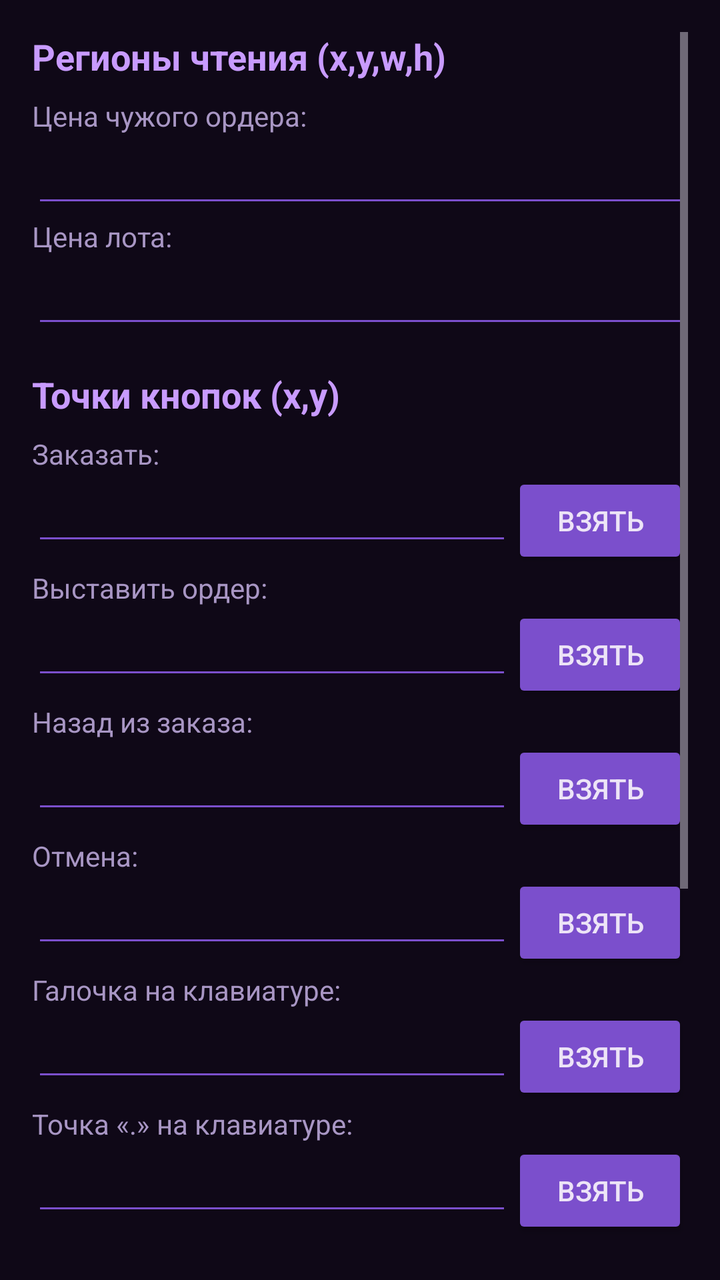
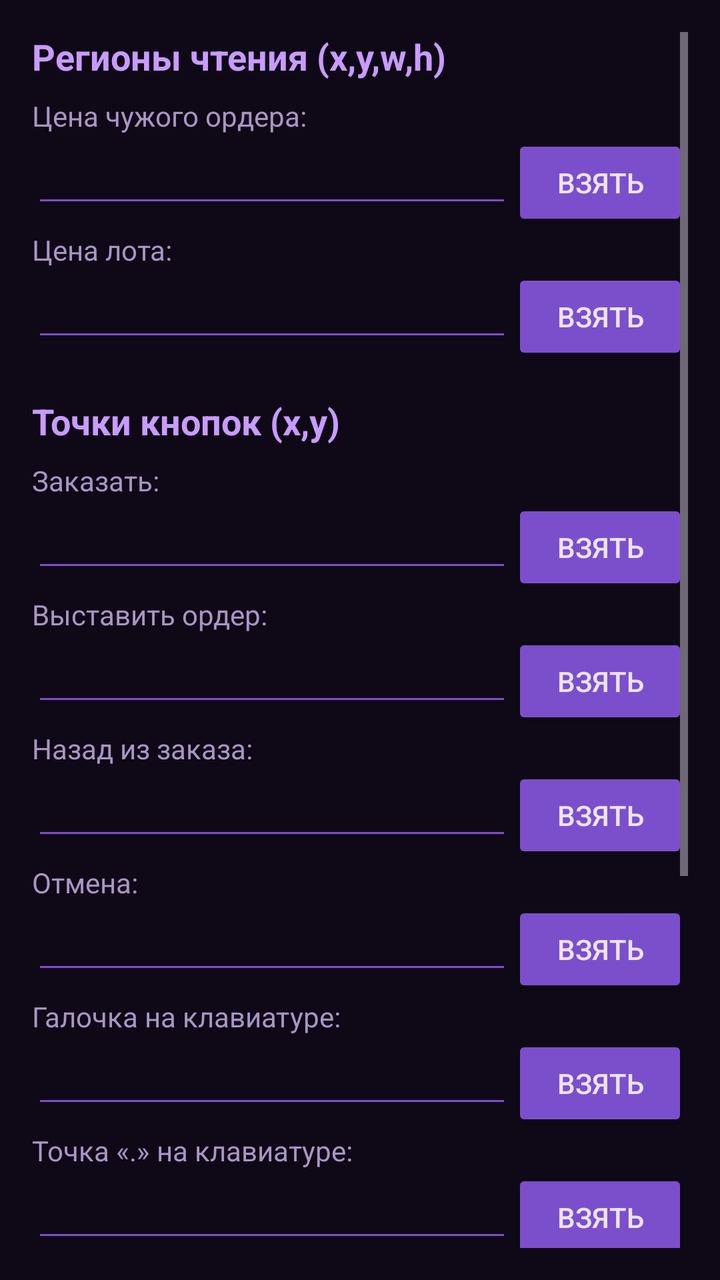

Before-and-after screenshots of an Android layout around one commit, followed by the original layout XML and the change that was made.
<!-- AndroidManifest.xml: application theme Theme.ScriptucSniper -->
<!-- res/layout/activity_settings.xml -->
<?xml version="1.0" encoding="utf-8"?>
<ScrollView xmlns:android="http://schemas.android.com/apk/res/android"
    android:layout_width="match_parent"
    android:layout_height="match_parent"
    android:padding="16dp"
    android:background="@color/bg_deep">

    <LinearLayout
        android:layout_width="match_parent"
        android:layout_height="wrap_content"
        android:orientation="vertical">

        <TextView android:text="Регионы чтения (x,y,w,h)"
            android:textStyle="bold" android:textSize="18sp"
            android:textColor="@color/purple_bright"
            android:layout_marginBottom="8dp"
            android:layout_width="wrap_content" android:layout_height="wrap_content"/>

        <TextView android:text="Цена чужого ордера:" android:textColor="@color/text_secondary"
            android:layout_width="wrap_content" android:layout_height="wrap_content"/>
        <EditText android:id="@+id/etZapros"
            android:textColor="@color/text_primary" android:backgroundTint="@color/purple_dim"
            android:inputType="text"
            android:layout_width="match_parent" android:layout_height="wrap_content"/>

        <TextView android:text="Цена лота:" android:textColor="@color/text_secondary"
            android:layout_width="wrap_content" android:layout_height="wrap_content"/>
        <EditText android:id="@+id/etLot"
            android:textColor="@color/text_primary" android:backgroundTint="@color/purple_dim"
            android:inputType="text"
            android:layout_width="match_parent" android:layout_height="wrap_content"/>

        <TextView android:text="Точки кнопок (x,y)"
            android:textStyle="bold" android:textSize="18sp"
            android:textColor="@color/purple_bright"
            android:layout_marginTop="16dp" android:layout_marginBottom="8dp"
            android:layout_width="wrap_content" android:layout_height="wrap_content"/>

        <TextView android:text="Заказать:" android:textColor="@color/text_secondary"
            android:layout_width="wrap_content" android:layout_height="wrap_content"/>
        <LinearLayout android:orientation="horizontal" android:layout_width="match_parent" android:layout_height="wrap_content">
            <EditText android:id="@+id/etBtnZakaz"
                android:textColor="@color/text_primary" android:backgroundTint="@color/purple_dim"
                android:layout_width="0dp" android:layout_weight="1" android:layout_height="wrap_content"/>
            <Button android:id="@+id/btnPickBtnZakaz" android:text="взять"
                android:backgroundTint="@color/purple_dim" android:textColor="@color/text_primary"
                android:layout_width="wrap_content" android:layout_height="wrap_content"/>
        </LinearLayout>

        <TextView android:text="Выставить ордер:" android:textColor="@color/text_secondary"
            android:layout_width="wrap_content" android:layout_height="wrap_content"/>
        <LinearLayout android:orientation="horizontal" android:layout_width="match_parent" android:layout_height="wrap_content">
            <EditText android:id="@+id/etBtnVtoroy"
                android:textColor="@color/text_primary" android:backgroundTint="@color/purple_dim"
                android:layout_width="0dp" android:layout_weight="1" android:layout_height="wrap_content"/>
            <Button android:id="@+id/btnPickBtnVtoroy" android:text="взять"
                android:backgroundTint="@color/purple_dim" android:textColor="@color/text_primary"
                android:layout_width="wrap_content" android:layout_height="wrap_content"/>
        </LinearLayout>

        <TextView android:text="Назад из заказа:" android:textColor="@color/text_secondary"
            android:layout_width="wrap_content" android:layout_height="wrap_content"/>
        <LinearLayout android:orientation="horizontal" android:layout_width="match_parent" android:layout_height="wrap_content">
            <EditText android:id="@+id/etBtnNazad"
                android:textColor="@color/text_primary" android:backgroundTint="@color/purple_dim"
                android:layout_width="0dp" android:layout_weight="1" android:layout_height="wrap_content"/>
            <Button android:id="@+id/btnPickBtnNazad" android:text="взять"
                android:backgroundTint="@color/purple_dim" android:textColor="@color/text_primary"
                android:layout_width="wrap_content" android:layout_height="wrap_content"/>
        </LinearLayout>

        <TextView android:text="Отмена:" android:textColor="@color/text_secondary"
            android:layout_width="wrap_content" android:layout_height="wrap_content"/>
        <LinearLayout android:orientation="horizontal" android:layout_width="match_parent" android:layout_height="wrap_content">
            <EditText android:id="@+id/etBtnOtmena"
                android:textColor="@color/text_primary" android:backgroundTint="@color/purple_dim"
                android:layout_width="0dp" android:layout_weight="1" android:layout_height="wrap_content"/>
            <Button android:id="@+id/btnPickBtnOtmena" android:text="взять"
                android:backgroundTint="@color/purple_dim" android:textColor="@color/text_primary"
                android:layout_width="wrap_content" android:layout_height="wrap_content"/>
        </LinearLayout>

        <TextView android:text="Галочка на клавиатуре:" android:textColor="@color/text_secondary"
            android:layout_width="wrap_content" android:layout_height="wrap_content"/>
        <LinearLayout android:orientation="horizontal" android:layout_width="match_parent" android:layout_height="wrap_content">
            <EditText android:id="@+id/etBtnGalochka"
                android:textColor="@color/text_primary" android:backgroundTint="@color/purple_dim"
                android:layout_width="0dp" android:layout_weight="1" android:layout_height="wrap_content"/>
            <Button android:id="@+id/btnPickBtnGalochka" android:text="взять"
                android:backgroundTint="@color/purple_dim" android:textColor="@color/text_primary"
                android:layout_width="wrap_content" android:layout_height="wrap_content"/>
        </LinearLayout>

        <TextView android:text="Точка «.» на клавиатуре:" android:textColor="@color/text_secondary"
            android:layout_width="wrap_content" android:layout_height="wrap_content"/>
        <LinearLayout android:orientation="horizontal" android:layout_width="match_parent" android:layout_height="wrap_content">
            <EditText android:id="@+id/etBtnTochka"
                android:textColor="@color/text_primary" android:backgroundTint="@color/purple_dim"
                android:layout_width="0dp" android:layout_weight="1" android:layout_height="wrap_content"/>
            <Button android:id="@+id/btnPickBtnTochka" android:text="взять"
                android:backgroundTint="@color/purple_dim" android:textColor="@color/text_primary"
                android:layout_width="wrap_content" android:layout_height="wrap_content"/>
        </LinearLayout>

        <TextView android:text="Цифры 0-9 (x,y)"
            android:textStyle="bold" android:textSize="18sp"
            android:textColor="@color/purple_bright"
            android:layout_marginTop="16dp" android:layout_marginBottom="8dp"
            android:layout_width="wrap_content" android:layout_height="wrap_content"/>

        <LinearLayout
            android:id="@+id/numContainer"
            android:layout_width="match_parent"
            android:layout_height="wrap_content"
            android:orientation="vertical" />

        <TextView android:text="Параметры перебива"
            android:textStyle="bold" android:textSize="18sp"
            android:textColor="@color/purple_bright"
            android:layout_marginTop="16dp" android:layout_marginBottom="8dp"
            android:layout_width="wrap_content" android:layout_height="wrap_content"/>

        <TextView android:text="Шаг перебива:" android:textColor="@color/text_secondary"
            android:layout_width="wrap_content" android:layout_height="wrap_content"/>
        <EditText android:id="@+id/etPerebiv"
            android:textColor="@color/text_primary" android:backgroundTint="@color/purple_dim"
            android:inputType="numberDecimal"
            android:layout_width="match_parent" android:layout_height="wrap_content"/>

        <TextView android:text="Пауза цикла, мс:" android:textColor="@color/text_secondary"
            android:layout_width="wrap_content" android:layout_height="wrap_content"/>
        <EditText android:id="@+id/etLoopMs"
            android:textColor="@color/text_primary" android:backgroundTint="@color/purple_dim"
            android:inputType="number"
            android:layout_width="match_parent" android:layout_height="wrap_content"/>

        <Button android:id="@+id/btnSave" android:text="Сохранить"
            android:backgroundTint="@color/purple_primary"
            android:textColor="@color/bg_deep"
            android:layout_marginTop="24dp"
            android:layout_width="match_parent" android:layout_height="wrap_content"/>
    </LinearLayout>
</ScrollView>
<!-- resources referenced by this layout -->
<resources>
  <color name="bg_deep">#0F0817</color>
  <color name="purple_bright">#C89BFF</color>
  <color name="purple_dim">#7B4FCC</color>
  <color name="purple_primary">#A66BFF</color>
  <color name="text_primary">#EDE4F7</color>
  <color name="text_secondary">#A896C4</color>
  <style name="Theme.ScriptucSniper" parent="Theme.Material3.Dark.NoActionBar">
          <item name="colorPrimary">@color/purple_primary</item>
          <item name="colorOnPrimary">@color/bg_deep</item>
          <item name="colorPrimaryContainer">@color/purple_glow</item>
          <item name="colorOnPrimaryContainer">@color/text_primary</item>
          <item name="colorSecondary">@color/purple_bright</item>
          <item name="colorOnSecondary">@color/bg_deep</item>
          <item name="android:colorBackground">@color/bg_deep</item>
          <item name="colorSurface">@color/bg_surface</item>
          <item name="colorOnSurface">@color/text_primary</item>
          <item name="colorSurfaceVariant">@color/bg_elevated</item>
          <item name="colorOnSurfaceVariant">@color/text_secondary</item>
          <item name="colorOutline">@color/bg_stroke</item>
          <item name="colorError">@color/danger</item>
          <item name="android:statusBarColor">@color/bg_deep</item>
          <item name="android:navigationBarColor">@color/bg_deep</item>
          <item name="android:windowLightStatusBar">false</item>
          <item name="android:windowLightNavigationBar" tools:targetApi="o_mr1">false</item>
      </style>
  <color name="purple_glow">#4A2A78</color>
  <color name="bg_surface">#1A1026</color>
  <color name="bg_elevated">#241635</color>
  <color name="bg_stroke">#3D2456</color>
  <color name="danger">#FF5C8A</color>
</resources>

<!-- the commit's change to res/layout/activity_settings.xml (unified diff, before → after) -->
@@ -16,19 +16,35 @@
             android:layout_marginBottom="8dp"
             android:layout_width="wrap_content" android:layout_height="wrap_content"/>
 
-        <TextView android:text="Цена чужого ордера:" android:textColor="@color/text_secondary"
+        <TextView android:text="Цена чужого ордера:"
+            android:textColor="@color/text_secondary"
             android:layout_width="wrap_content" android:layout_height="wrap_content"/>
-        <EditText android:id="@+id/etZapros"
-            android:textColor="@color/text_primary" android:backgroundTint="@color/purple_dim"
-            android:inputType="text"
-            android:layout_width="match_parent" android:layout_height="wrap_content"/>
+        <LinearLayout android:orientation="horizontal"
+            android:layout_width="match_parent" android:layout_height="wrap_content">
+            <EditText android:id="@+id/etZapros"
+                android:textColor="@color/text_primary" android:backgroundTint="@color/purple_dim"
+                android:inputType="text"
+                android:layout_width="0dp" android:layout_weight="1" android:layout_height="wrap_content"/>
+            <Button android:id="@+id/btnPickZapros" android:text="взять"
+                android:backgroundTint="@color/purple_dim"
+                android:textColor="@color/text_primary"
+                android:layout_width="wrap_content" android:layout_height="wrap_content"/>
+        </LinearLayout>
 
-        <TextView android:text="Цена лота:" android:textColor="@color/text_secondary"
+        <TextView android:text="Цена лота:"
+            android:textColor="@color/text_secondary"
             android:layout_width="wrap_content" android:layout_height="wrap_content"/>
-        <EditText android:id="@+id/etLot"
-            android:textColor="@color/text_primary" android:backgroundTint="@color/purple_dim"
-            android:inputType="text"
-            android:layout_width="match_parent" android:layout_height="wrap_content"/>
+        <LinearLayout android:orientation="horizontal"
+            android:layout_width="match_parent" android:layout_height="wrap_content">
+            <EditText android:id="@+id/etLot"
+                android:textColor="@color/text_primary" android:backgroundTint="@color/purple_dim"
+                android:inputType="text"
+                android:layout_width="0dp" android:layout_weight="1" android:layout_height="wrap_content"/>
+            <Button android:id="@+id/btnPickLot" android:text="взять"
+                android:backgroundTint="@color/purple_dim"
+                android:textColor="@color/text_primary"
+                android:layout_width="wrap_content" android:layout_height="wrap_content"/>
+        </LinearLayout>
 
         <TextView android:text="Точки кнопок (x,y)"
             android:textStyle="bold" android:textSize="18sp"
